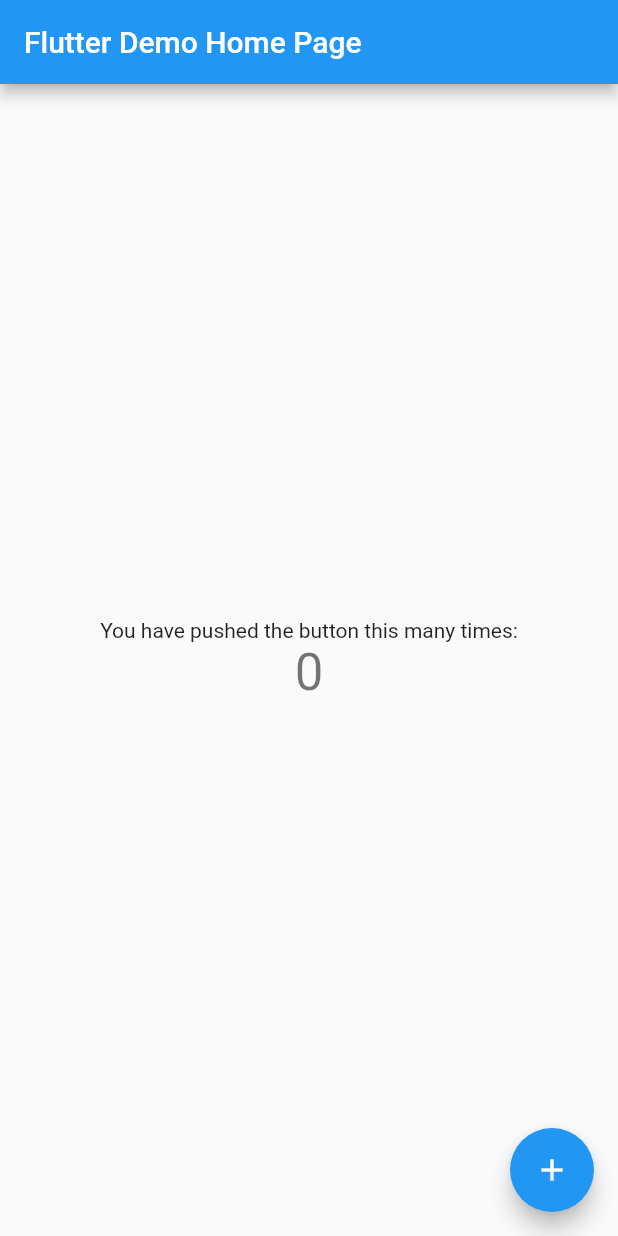
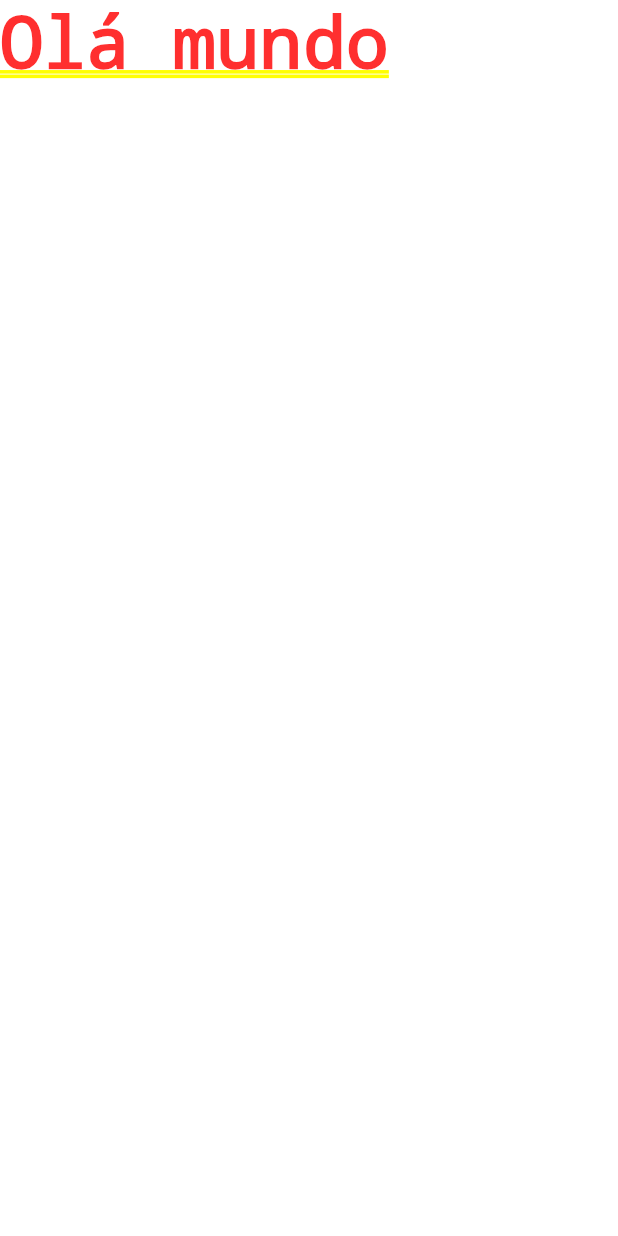
Before and after one commit to piovani/flutter_quiz, a Flutter app: the screen it shows after launch, on a phone screen of 412 x 824 dp. Run offline on Flutter 3.47's test engine with Material 2 defaults, Android fonts, the phone set to English and light mode, and no system bars.

Commit message:
Ola mundo at flutter

```diff
--- a/lib/main.dart
+++ b/lib/main.dart
@@ -1,117 +1,16 @@
 import 'package:flutter/material.dart';
+import 'package:flutter/widgets.dart';
 
-void main() {
-  runApp(MyApp());
+main() {
+  runApp(new PerguntaApp());
 }
 
-class MyApp extends StatelessWidget {
-  // This widget is the root of your application.
+class PerguntaApp extends StatelessWidget {
+
   @override
   Widget build(BuildContext context) {
     return MaterialApp(
-      title: 'Flutter Demo',
-      theme: ThemeData(
-        // This is the theme of your application.
-        //
-        // Try running your application with "flutter run". You'll see the
-        // application has a blue toolbar. Then, without quitting the app, try
-        // changing the primarySwatch below to Colors.green and then invoke
-        // "hot reload" (press "r" in the console where you ran "flutter run",
-        // or simply save your changes to "hot reload" in a Flutter IDE).
-        // Notice that the counter didn't reset back to zero; the application
-        // is not restarted.
-        primarySwatch: Colors.blue,
-        // This makes the visual density adapt to the platform that you run
-        // the app on. For desktop platforms, the controls will be smaller and
-        // closer together (more dense) than on mobile platforms.
-        visualDensity: VisualDensity.adaptivePlatformDensity,
-      ),
-      home: MyHomePage(title: 'Flutter Demo Home Page'),
+      home: Text('Olá mundo'),
     );
   }
 }
-
-class MyHomePage extends StatefulWidget {
-  MyHomePage({Key key, this.title}) : super(key: key);
-
-  // This widget is the home page of your application. It is stateful, meaning
-  // that it has a State object (defined below) that contains fields that affect
-  // how it looks.
-
-  // This class is the configuration for the state. It holds the values (in this
-  // case the title) provided by the parent (in this case the App widget) and
-  // used by the build method of the State. Fields in a Widget subclass are
-  // always marked "final".
-
-  final String title;
-
-  @override
-  _MyHomePageState createState() => _MyHomePageState();
-}
-
-class _MyHomePageState extends State<MyHomePage> {
-  int _counter = 0;
-
-  void _incrementCounter() {
-    setState(() {
-      // This call to setState tells the Flutter framework that something has
-      // changed in this State, which causes it to rerun the build method below
-      // so that the display can reflect the updated values. If we changed
-      // _counter without calling setState(), then the build method would not be
-      // called again, and so nothing would appear to happen.
-      _counter++;
-    });
-  }
-
-  @override
-  Widget build(BuildContext context) {
-    // This method is rerun every time setState is called, for instance as done
-    // by the _incrementCounter method above.
-    //
-    // The Flutter framework has been optimized to make rerunning build methods
-    // fast, so that you can just rebuild anything that needs updating rather
-    // than having to individually change instances of widgets.
-    return Scaffold(
-      appBar: AppBar(
-        // Here we take the value from the MyHomePage object that was created by
-        // the App.build method, and use it to set our appbar title.
-        title: Text(widget.title),
-      ),
-      body: Center(
-        // Center is a layout widget. It takes a single child and positions it
-        // in the middle of the parent.
-        child: Column(
-          // Column is also a layout widget. It takes a list of children and
-          // arranges them vertically. By default, it sizes itself to fit its
-          // children horizontally, and tries to be as tall as its parent.
-          //
-          // Invoke "debug painting" (press "p" in the console, choose the
-          // "Toggle Debug Paint" action from the Flutter Inspector in Android
-          // Studio, or the "Toggle Debug Paint" command in Visual Studio Code)
-          // to see the wireframe for each widget.
-          //
-          // Column has various properties to control how it sizes itself and
-          // how it positions its children. Here we use mainAxisAlignment to
-          // center the children vertically; the main axis here is the vertical
-          // axis because Columns are vertical (the cross axis would be
-          // horizontal).
-          mainAxisAlignment: MainAxisAlignment.center,
-          children: <Widget>[
-            Text(
-              'You have pushed the button this many times:',
-            ),
-            Text(
-              '$_counter',
-              style: Theme.of(context).textTheme.headline4,
-            ),
-          ],
-        ),
-      ),
-      floatingActionButton: FloatingActionButton(
-        onPressed: _incrementCounter,
-        tooltip: 'Increment',
-        child: Icon(Icons.add),
-      ), // This trailing comma makes auto-formatting nicer for build methods.
-    );
-  }
-}
```
Also changed, not shown: 1 other file.
